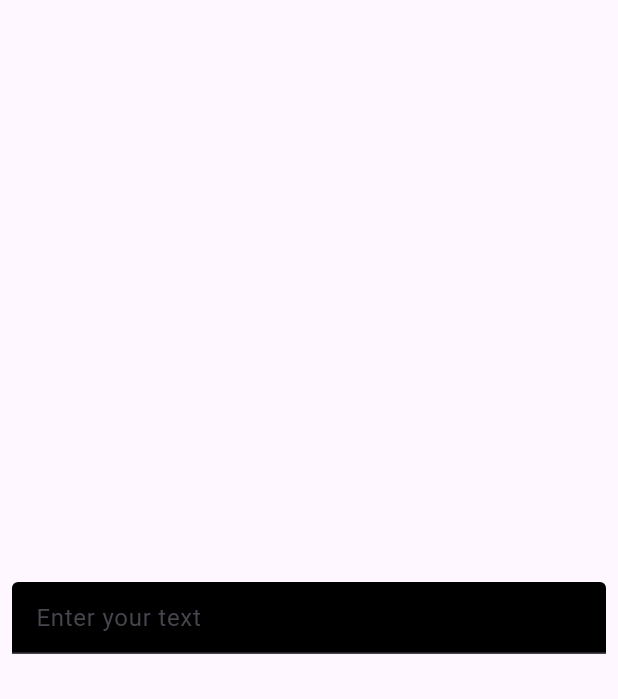
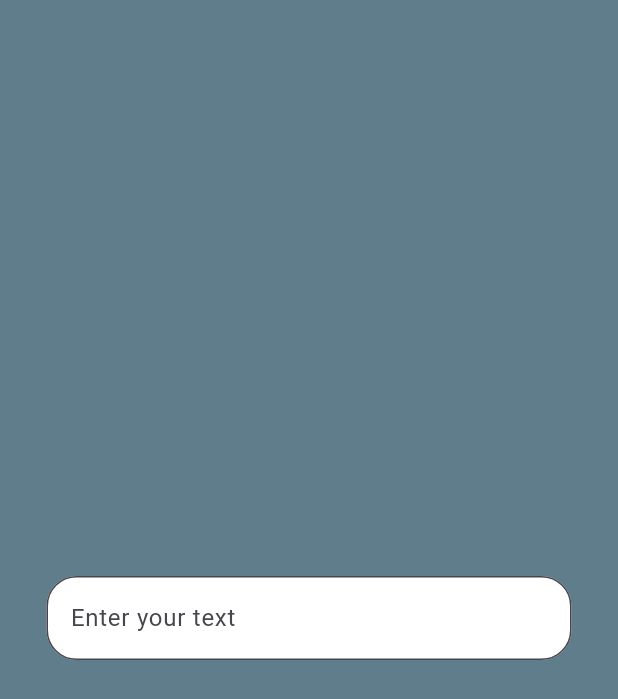
Before and after one commit to reza483t/flutter_application_1, a Flutter app: the screen it shows after launch, on a phone screen of 412 x 824 dp. Shown: the top 699 px of the screen. Run offline on Flutter 3.47's test engine with Material 3 defaults, Android fonts, the phone set to English and light mode, and no system bars.

Commit message:
final commit attribute : shadow onexit onhover ontap

```diff
--- a/lib/main.dart
+++ b/lib/main.dart
@@ -28,11 +28,14 @@ class MyHomePage extends StatefulWidget {
 }
 class _MyHomePageState extends State<MyHomePage> {
   bool hoverclick =false;
-  Color textFieldColor=Colors.black;
+  Color textFieldColor=Colors.white;
+  Color boxShadowcolor=Colors.blueGrey;
   @override
   Widget build(BuildContext context) {
     return Scaffold(
-      body: Center(
+      body: Container(
+        color: Colors.blueGrey,
+        child: Center(
           child: Column(
             mainAxisAlignment: MainAxisAlignment.center,
             children: [
@@ -40,25 +43,46 @@ class _MyHomePageState extends State<MyHomePage> {
                 padding: const EdgeInsets.all(8.0),
                 child:MouseRegion(
           cursor: SystemMouseCursors.click,
+          child: Center(
+            child: Container(
+        width: 350,
+        decoration: BoxDecoration(
+          boxShadow: [
+            BoxShadow(
+              color: boxShadowcolor,
+              spreadRadius: 1,
+              blurRadius: 20,
+              offset: Offset(0, 1)
+            )
+          ]
+        ),
         child: TextField(
           decoration: InputDecoration(
+            border: OutlineInputBorder(
+              borderRadius: BorderRadius.circular(20)
+            ),
             filled: true,
             fillColor: textFieldColor,
             hintText: 'Enter your text',
           ),
+
           style: TextStyle(
-      color: Colors.blueGrey,
+            color: Colors.black,
           ),
+
           onChanged: (value) {
           },
           onTap: () {
                 setState(() {
-        textFieldColor = Colors.redAccent.shade400;
+              textFieldColor = Colors.grey.shade500;
+            boxShadowcolor=Colors.green;
             });
           },
           onSubmitted: (value) {
 
           },
+        ),
+            ),
           ),
           onHover: (hover) {
             hoverclick=true;
@@ -66,15 +90,11 @@ class _MyHomePageState extends State<MyHomePage> {
         setState(() {
           textFieldColor = Colors.grey.shade400;
         });
-    } else {
-      setState(() {
-        textFieldColor = Colors.white;
-      });
             }
           },
           onExit: (event) {
             setState(() {
-        textFieldColor = Colors.black;
+          textFieldColor = Colors.white;
         });
           },
         )
@@ -83,6 +103,7 @@ class _MyHomePageState extends State<MyHomePage> {
             ],
           ),
         ),
+      ),
     );
   }
 }
```
Lines whose indentation alone changed are shown as unchanged.
